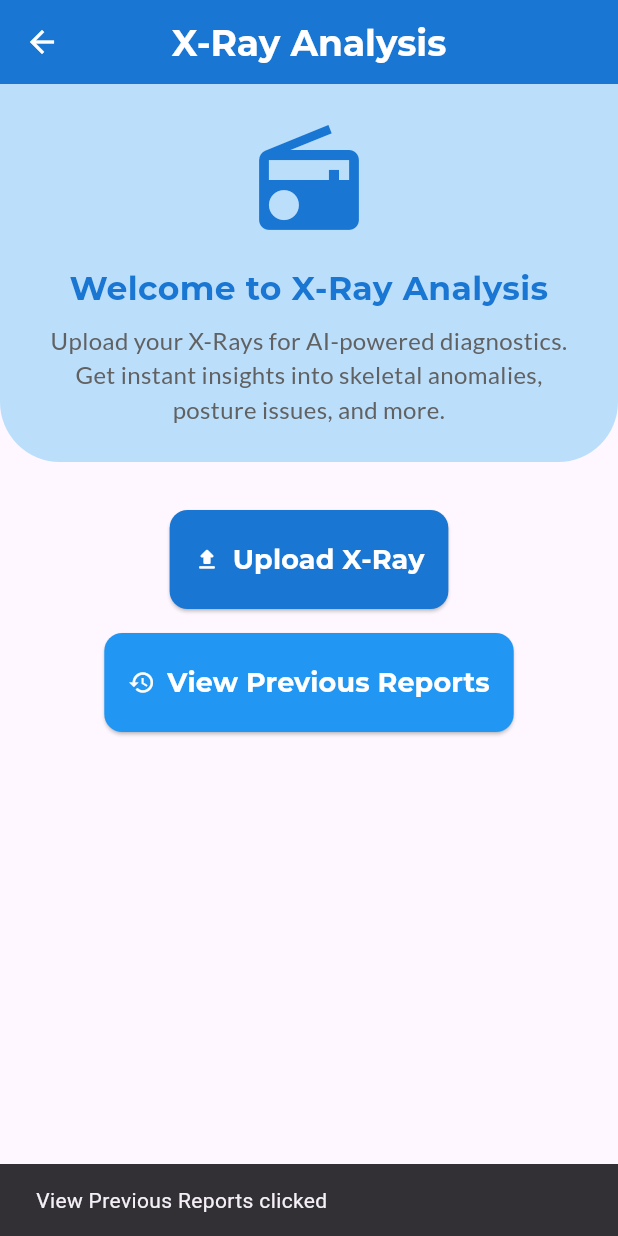
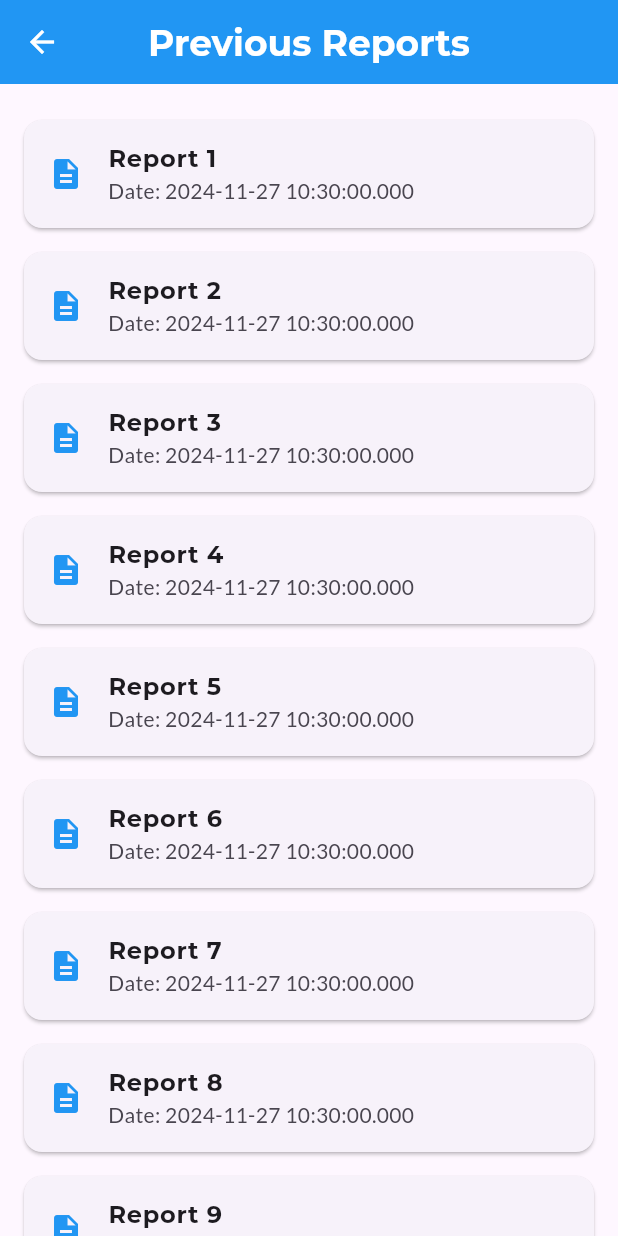
Before and after one commit to Mehdirben/curavisionai, a Flutter app: the XRayPage screen opened directly, after a tap on "View Previous Reports", on a phone screen of 412 x 824 dp. Run offline on Flutter 3.47's test engine with Material 3 defaults, Android fonts, the phone set to English and light mode, and no system bars; our stand-ins replace google_fonts.

Commit message:
View reports

```diff
--- /dev/null
+++ b/lib/screens/ViewReportsPage.dart
@@ -0,0 +1,53 @@
+import 'package:flutter/material.dart';
+import 'package:google_fonts/google_fonts.dart';
+
+class ViewReportsPage extends StatelessWidget {
+  const ViewReportsPage({super.key});
+
+  @override
+  Widget build(BuildContext context) {
+    return Scaffold(
+      appBar: AppBar(
+        iconTheme: const IconThemeData(
+          color: Colors.white, // Back button color
+        ),
+        title: Text(
+          'Previous Reports',
+          style: GoogleFonts.montserrat(
+            fontSize: 24,
+            fontWeight: FontWeight.bold,
+            color: Colors.white,
+          ),
+        ),
+        centerTitle: true,
+        backgroundColor: Colors.blue[500], // Different color for this page
+      ),
+      body: ListView.builder(
+        padding: const EdgeInsets.all(16.0),
+        itemCount: 10, // Placeholder for the number of reports
+        itemBuilder: (context, index) {
+          return Card(
+            margin: const EdgeInsets.symmetric(vertical: 8.0),
+            child: ListTile(
+              leading: const Icon(Icons.description, color: Colors.blue),
+              title: Text(
+                'Report ${index + 1}',
+                style: GoogleFonts.montserrat(fontWeight: FontWeight.bold),
+              ),
+              subtitle: Text(
+                'Date: ${DateTime.now().toLocal()}',
+                style: GoogleFonts.lato(),
+              ),
+              onTap: () {
+                // TODO: Add functionality to view detailed report
+                ScaffoldMessenger.of(context).showSnackBar(
+                  SnackBar(content: Text('Report ${index + 1} clicked')),
+                );
+              },
+            ),
+          );
+        },
+      ),
+    );
+  }
+}
--- a/lib/screens/xray_page.dart
+++ b/lib/screens/xray_page.dart
@@ -1,5 +1,6 @@
 import 'package:flutter/material.dart';
 import 'package:google_fonts/google_fonts.dart';
+import 'ViewReportsPage.dart';
 
 class XRayPage extends StatelessWidget {
   const XRayPage({super.key});
@@ -105,9 +106,11 @@ class XRayPage extends StatelessWidget {
                   margin: const EdgeInsets.symmetric(vertical: 8.0), // Add vertical spacing
                   child: ElevatedButton.icon(
                     onPressed: () {
-                      // TODO: Add functionality to view reports
-                      ScaffoldMessenger.of(context).showSnackBar(
-                        const SnackBar(content: Text('View Previous Reports clicked')),
+                      Navigator.push(
+                        context,
+                        MaterialPageRoute(
+                          builder: (context) => const ViewReportsPage(),
+                        ),
                       );
                     },
                     style: ElevatedButton.styleFrom(
```
